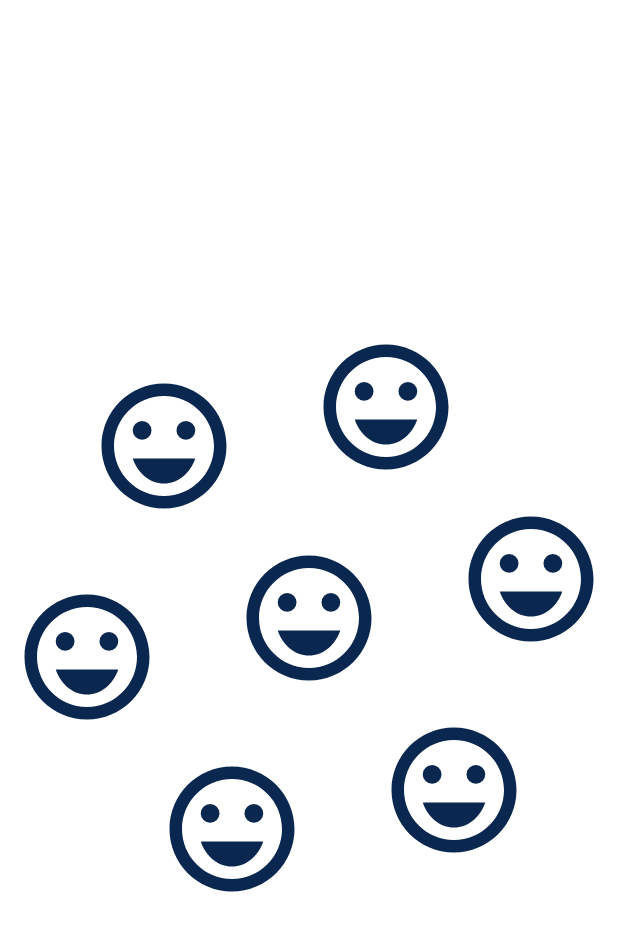
After one commit to MazidF/Maktab67, an Android app: the layout circle.xml on its own in the app's theme, with its tools: preview values and no code run, on a phone screen of 412 x 824 dp. The commit adds this screen. Shown: the top 931 px of the screen. Run offline under Robolectric (Android 15) with nearby library versions, the phone set to English and light mode, and no system bars.

Commit message:
competing third hw in 24 dey

```diff
--- /dev/null
+++ b/app/src/main/res/drawable/a.xml
@@ -0,0 +1,5 @@
+<vector xmlns:android="http://schemas.android.com/apk/res/android" android:height="100dp" android:tint="#0A274F" android:viewportHeight="24" android:viewportWidth="24" android:width="100dp">
+    <path android:fillColor="@android:color/white" android:pathData="M15.5,9.5m-1.5,0a1.5,1.5 0,1 1,3 0a1.5,1.5 0,1 1,-3 0"/>
+    <path android:fillColor="@android:color/white" android:pathData="M8.5,9.5m-1.5,0a1.5,1.5 0,1 1,3 0a1.5,1.5 0,1 1,-3 0"/>
+    <path android:fillColor="@android:color/white" android:pathData="M11.99,2C6.47,2 2,6.48 2,12s4.47,10 9.99,10C17.52,22 22,17.52 22,12S17.52,2 11.99,2zM12,20c-4.42,0 -8,-3.58 -8,-8s3.58,-8 8,-8 8,3.58 8,8 -3.58,8 -8,8zM7,14c0.78,2.34 2.72,4 5,4s4.22,-1.66 5,-4L7,14z"/>
+</vector>
--- /dev/null
+++ b/app/src/main/res/layout/circle.xml
@@ -0,0 +1,104 @@
+<?xml version="1.0" encoding="utf-8"?>
+<androidx.constraintlayout.widget.ConstraintLayout xmlns:android="http://schemas.android.com/apk/res/android"
+    xmlns:app="http://schemas.android.com/apk/res-auto"
+    xmlns:tools="http://schemas.android.com/tools"
+    android:layout_width="match_parent"
+    android:layout_height="match_parent"
+    tools:context=".MainActivity">
+
+    <ImageView
+        android:id="@+id/imageView"
+        android:layout_width="wrap_content"
+        android:layout_height="wrap_content"
+        app:layout_constraintBottom_toBottomOf="parent"
+        app:layout_constraintEnd_toEndOf="parent"
+        app:layout_constraintStart_toStartOf="parent"
+        app:layout_constraintTop_toTopOf="parent"
+        app:srcCompat="@drawable/a" />
+
+    <ImageView
+        android:id="@+id/imageView2"
+        android:layout_width="wrap_content"
+        android:layout_height="wrap_content"
+        app:layout_constraintBottom_toTopOf="@+id/imageView"
+        app:layout_constraintCircle="@+id/imageView"
+        app:layout_constraintCircleAngle="20"
+        app:layout_constraintCircleRadius="150dp"
+
+        app:layout_constraintEnd_toEndOf="parent"
+        app:layout_constraintHorizontal_bias="0.0"
+        app:layout_constraintStart_toStartOf="@+id/imageView3"
+        app:layout_constraintTop_toTopOf="parent"
+        app:layout_constraintVertical_bias="0.948"
+        app:srcCompat="@drawable/a" />
+
+    <ImageView
+        android:id="@+id/imageView3"
+        android:layout_width="wrap_content"
+        android:layout_height="wrap_content"
+        app:layout_constraintBottom_toBottomOf="@+id/imageView"
+        app:layout_constraintCircle="@+id/imageView"
+        app:layout_constraintCircleAngle="80"
+
+        app:layout_constraintCircleRadius="150dp"
+        app:layout_constraintEnd_toEndOf="parent"
+        app:layout_constraintStart_toEndOf="@+id/imageView"
+        app:layout_constraintTop_toTopOf="@+id/imageView"
+        app:srcCompat="@drawable/a" />
+
+    <ImageView
+        android:id="@+id/imageView4"
+        android:layout_width="wrap_content"
+        android:layout_height="wrap_content"
+        app:layout_constraintBottom_toBottomOf="parent"
+        app:layout_constraintCircle="@+id/imageView"
+        app:layout_constraintCircleAngle="140"
+
+        app:layout_constraintCircleRadius="150dp"
+        app:layout_constraintEnd_toEndOf="parent"
+        app:layout_constraintStart_toEndOf="@+id/imageView"
+        app:layout_constraintTop_toBottomOf="@+id/imageView"
+        app:srcCompat="@drawable/a" />
+
+    <ImageView
+        android:id="@+id/imageView5"
+        android:layout_width="wrap_content"
+        android:layout_height="wrap_content"
+        app:layout_constraintBottom_toBottomOf="parent"
+        app:layout_constraintCircle="@+id/imageView"
+        app:layout_constraintCircleAngle="200"
+
+        app:layout_constraintCircleRadius="150dp"
+        app:layout_constraintEnd_toStartOf="@+id/imageView"
+        app:layout_constraintTop_toBottomOf="@+id/imageView"
+        app:srcCompat="@drawable/a" />
+
+    <ImageView
+        android:id="@+id/imageView6"
+        android:layout_width="wrap_content"
+        android:layout_height="wrap_content"
+        app:layout_constraintBottom_toBottomOf="@+id/imageView"
+        app:layout_constraintCircle="@+id/imageView"
+        app:layout_constraintCircleAngle="260"
+
+        app:layout_constraintCircleRadius="150dp"
+        app:layout_constraintEnd_toStartOf="@+id/imageView"
+        app:layout_constraintStart_toStartOf="parent"
+        app:layout_constraintTop_toTopOf="@+id/imageView"
+        app:srcCompat="@drawable/a" />
+
+    <ImageView
+        android:id="@+id/imageView7"
+        android:layout_width="0dp"
+        android:layout_height="wrap_content"
+        app:layout_constraintBottom_toTopOf="@+id/imageView"
+        app:layout_constraintCircle="@+id/imageView"
+        app:layout_constraintCircleAngle="320"
+        app:layout_constraintCircleRadius="150dp"
+
+        app:layout_constraintEnd_toEndOf="@+id/imageView"
+        app:layout_constraintStart_toEndOf="@+id/imageView6"
+        app:layout_constraintTop_toTopOf="parent"
+        app:srcCompat="@drawable/a" />
+
+</androidx.constraintlayout.widget.ConstraintLayout>
```
Also changed, not shown: app/src/main/res/layout/hw_3.xml (+28 -23 lines).
